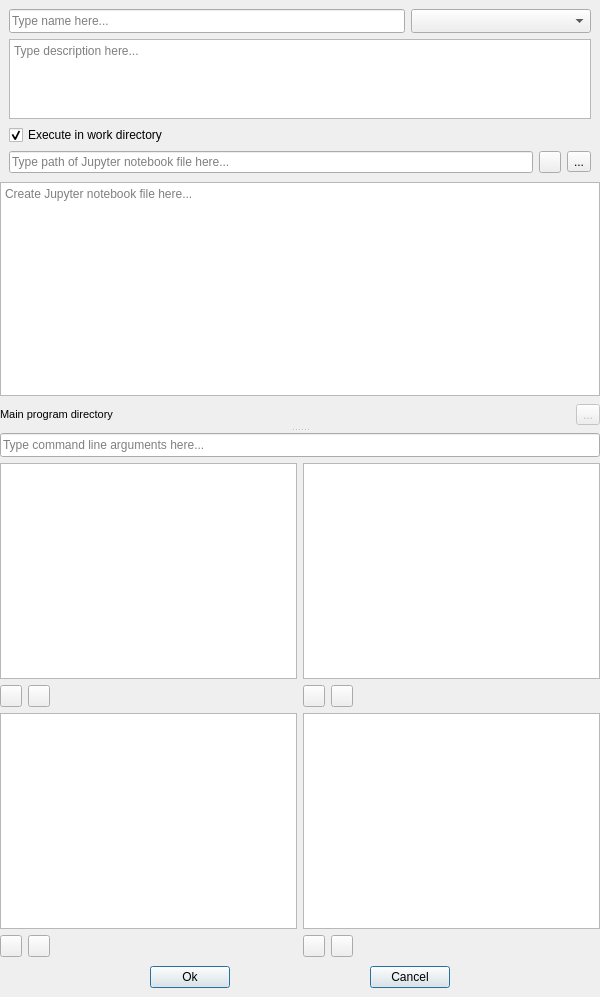
spine-tools/spine-items, file spine_items/notebook/ui/notebook_specification_form.ui: the form before one commit.
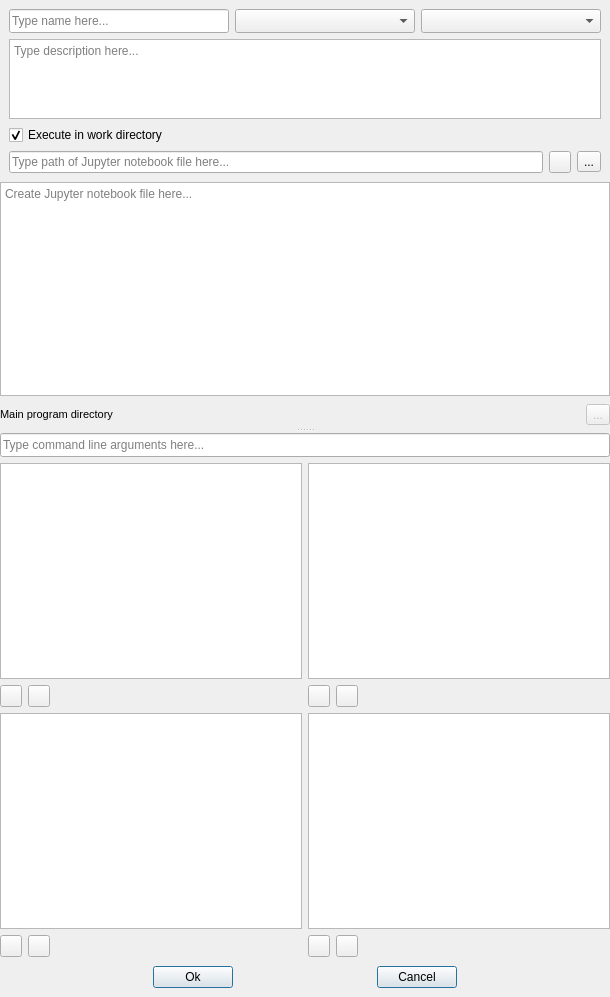
The form after the commit. Icons and pictures are not drawn. Custom widgets are drawn as their Qt base class.

Commit message: Adding kernel select in notebook spec editor

What changed in the file:
```diff
--- a/spine_items/notebook/ui/notebook_specification_form.ui
+++ b/spine_items/notebook/ui/notebook_specification_form.ui
@@ -145,6 +145,34 @@
            </property>
           </widget>
          </item>
+         <item>
+          <widget class="QComboBox" name="comboBox_notebook_kernel">
+           <property name="sizePolicy">
+            <sizepolicy hsizetype="Preferred" vsizetype="Fixed">
+             <horstretch>0</horstretch>
+             <verstretch>0</verstretch>
+            </sizepolicy>
+           </property>
+           <property name="minimumSize">
+            <size>
+             <width>180</width>
+             <height>24</height>
+            </size>
+           </property>
+           <property name="maximumSize">
+            <size>
+             <width>16777215</width>
+             <height>24</height>
+            </size>
+           </property>
+           <property name="toolTip">
+            <string>&lt;html&gt;&lt;head/&gt;&lt;body&gt;&lt;p&gt;Kernel for executing notebook&lt;/p&gt;&lt;/body&gt;&lt;/html&gt;</string>
+           </property>
+           <property name="currentText">
+            <string/>
+           </property>
+          </widget>
+         </item>
         </layout>
        </item>
        <item>
```
The commit also changes 6 other files.
